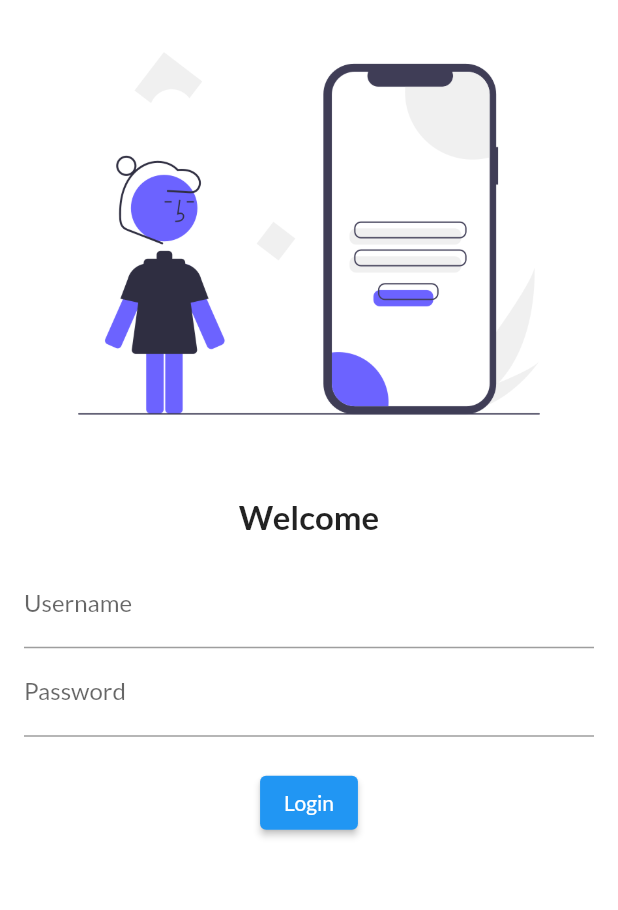
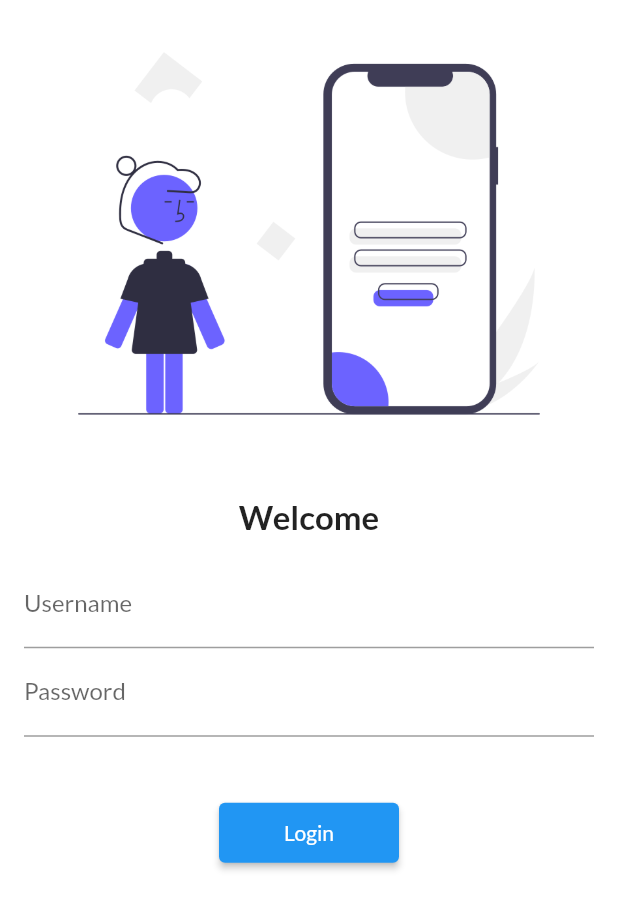
Before and after one commit to piyushwani004/Flutter_Course, a Flutter app: the screen it shows after launch, on a phone screen of 412 x 824 dp. Shown: the top 910 px of the screen. Run offline on Flutter 3.47's test engine with Material 2 defaults, Android fonts, the phone set to English and light mode, and no system bars; our stand-ins replace google_fonts.

Commit message:
Start Step four

```diff
--- a/lib/Pages/login_page.dart
+++ b/lib/Pages/login_page.dart
@@ -1,3 +1,4 @@
+import 'package:first_flutter_project/utils/my_routs.dart';
 import 'package:flutter/material.dart';
 
 class LoginPage extends StatelessWidget {
@@ -5,6 +6,7 @@ class LoginPage extends StatelessWidget {
   Widget build(BuildContext context) {
     return Material(
       color: Colors.white,
+      child: SingleChildScrollView(
         child: Column(
           children: [
             Image.asset(
@@ -39,14 +41,21 @@ class LoginPage extends StatelessWidget {
                     ),
                   ),
                   SizedBox(
-                  height: 20,
+                    height: 40,
                   ),
-                ElevatedButton(onPressed: () {}, child: Text("Login")),
+                  ElevatedButton(
+                    onPressed: () {
+                      Navigator.pushNamed(context, MyRouts.homeRouts);
+                    },
+                    child: Text("Login"),
+                    style: TextButton.styleFrom(minimumSize: Size(120, 40)),
+                  ),
                 ],
               ),
             ),
           ],
         ),
+      ),
     );
   }
 }
--- a/lib/main.dart
+++ b/lib/main.dart
@@ -1,3 +1,5 @@
+import 'package:first_flutter_project/Pages/home_Page.dart';
+import 'package:first_flutter_project/utils/my_routs.dart';
 import 'package:flutter/material.dart';
 import 'package:google_fonts/google_fonts.dart';
 
@@ -16,6 +18,8 @@ class MyApp extends StatelessWidget {
       ),
       routes: {
         "/": (context) => LoginPage(),
+        MyRouts.loginRouts: (context) => LoginPage(),
+        MyRouts.homeRouts: (context) => HomePage(),
       },
     );
   }
--- /dev/null
+++ b/lib/utils/my_routs.dart
@@ -0,0 +1,4 @@
+class MyRouts {
+  static String loginRouts = "/login";
+  static String homeRouts = "/home";
+}
```
Lines whose indentation alone changed are shown as unchanged.
